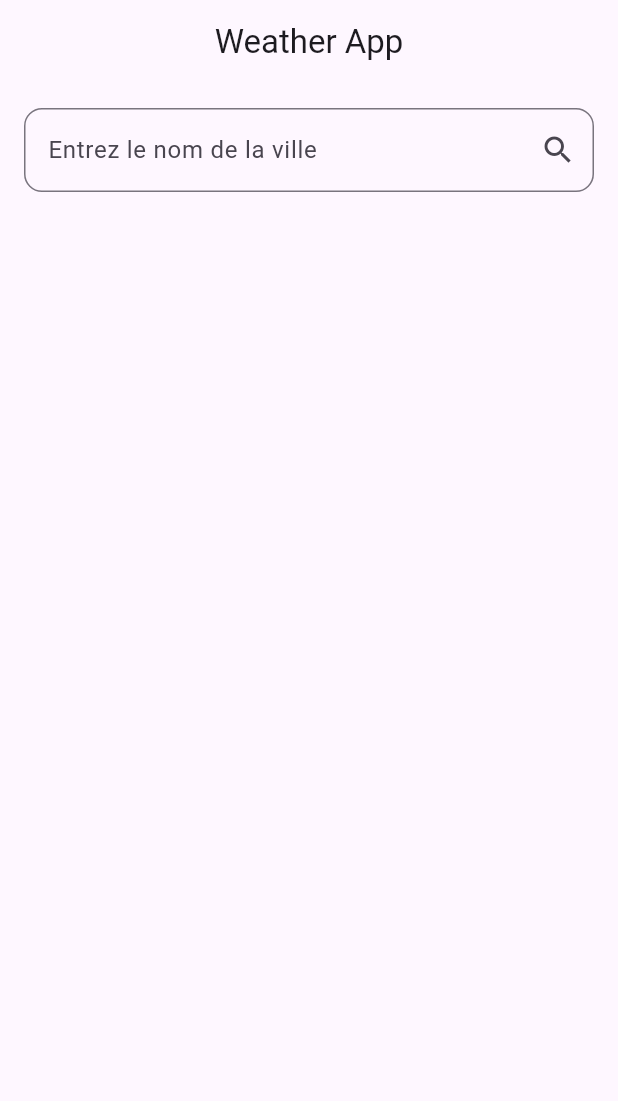
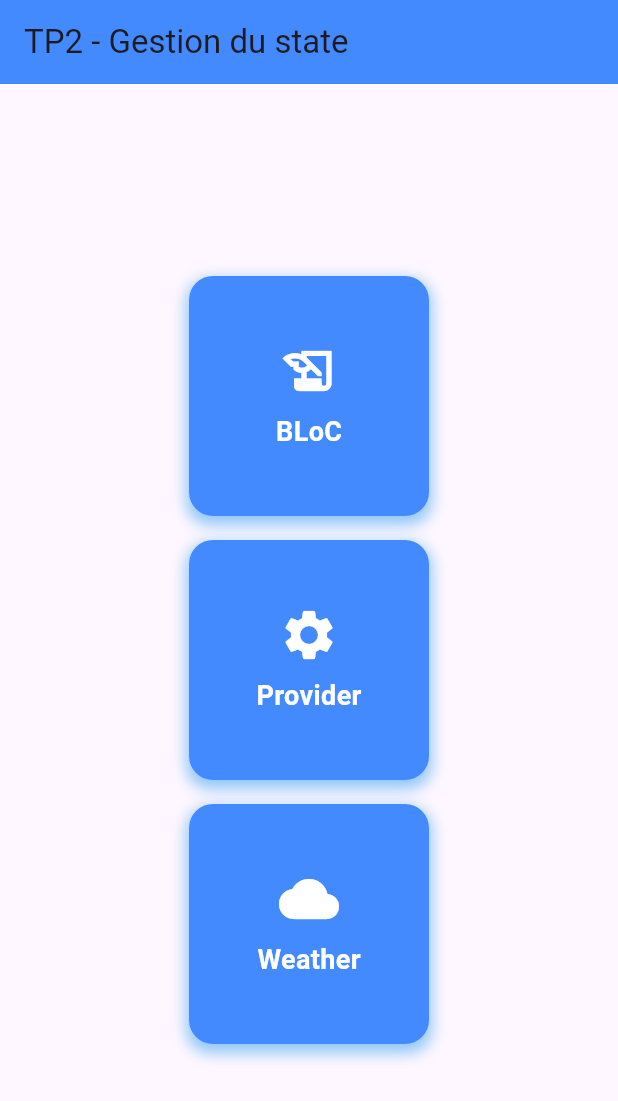
Before and after one commit to Bilalbsd/weather-app, a Flutter app: the screen it shows after launch, on a phone screen of 412 x 824 dp. Shown: the top 1101 px of the screen. Run offline on Flutter 3.47's test engine with Material 3 defaults, Android fonts, the phone set to English and light mode, and no system bars; our stand-ins replace flutter_bloc.

Commit message:
feat: add providers

```diff
--- a/lib/display/home_display.dart
+++ b/lib/display/home_display.dart
@@ -1,115 +1,142 @@
-// import 'package:flutter/material.dart';
+import 'package:flutter/material.dart';
 
-// class ProfileHomePage extends StatelessWidget {
-//   const ProfileHomePage({super.key});
+class HomePage extends StatefulWidget {
+  const HomePage({super.key});
 
-//   @override
-//   Widget build(BuildContext context) {
-//     return Scaffold(
-//       appBar: AppBar(
-//         title: const Text('Profile Home Page'),
-//         centerTitle: true,
-//         backgroundColor: Colors.blue,
-//       ),
-//       body: Container(
-//         alignment: Alignment.center,
-//         color: Colors.blue[50],
-//         child: Stack(
-//           alignment: Alignment.center,
-//           children: [
-//             _getCard(context),
-//             Positioned(
-//               top: 60,
-//               child: _getAvatar(),
-//             ),
-//           ],
-//         ),
-//       ),
-//     );
-//   }
+  @override
+  _HomePageState createState() => _HomePageState();
+}
 
-//   Container _getCard(BuildContext context) {
-//     return Container(
-//       margin: const EdgeInsets.only(top: 150),
-//       padding: const EdgeInsets.all(20),
-//       width: 350,
-//       decoration: BoxDecoration(
-//         color: Colors.blue[900],
-//         borderRadius: BorderRadius.circular(15),
-//         boxShadow: [
-//           BoxShadow(
-//             color: Colors.black.withOpacity(0.2),
-//             blurRadius: 8,
-//             offset: const Offset(0, 4),
-//           ),
-//         ],
-//       ),
-//       child: Column(
-//         mainAxisSize: MainAxisSize.min,
-//         children: [
-//           const SizedBox(height: 60),
-//           const Text(
-//             'Bilal',
-//             style: TextStyle(
-//               fontSize: 28,
-//               color: Colors.white,
-//               fontWeight: FontWeight.bold,
-//             ),
-//           ),
-//           const SizedBox(height: 10),
-//           const Text(
-//             'bilal@etu.umontpellier.fr',
-//             style: TextStyle(
-//               fontSize: 18,
-//               color: Colors.white70,
-//             ),
-//           ),
-//           const SizedBox(height: 10),
-//           const Text(
-//             'Réseau social : @BilalBsd',
-//             style: TextStyle(
-//               fontSize: 18,
-//               color: Colors.white70,
-//             ),
-//           ),
-//           const SizedBox(height: 20),
-//           SizedBox(
-//             width: double.infinity,
-//             child: ElevatedButton(
-//               onPressed: () => Navigator.pushNamed(context, '/weather'),
-//               style: ElevatedButton.styleFrom(
-//                 backgroundColor: Colors.blueAccent,
-//                 padding: const EdgeInsets.symmetric(vertical: 18),
-//                 shape: RoundedRectangleBorder(
-//                   borderRadius: BorderRadius.circular(12),
-//                 ),
-//               ),
-//               child: const Text(
-//                 'Visualiser la météo',
-//                 style: TextStyle(
-//                     fontSize: 20,
-//                     fontWeight: FontWeight.bold,
-//                     color: Colors.white),
-//               ),
-//             ),
-//           ),
-//         ],
-//       ),
-//     );
-//   }
+class _HomePageState extends State<HomePage> with TickerProviderStateMixin {
+  // Contrôleur d'animation pour la taille et la couleur
+  late final AnimationController _controller;
+  late final Animation<double> _scaleAnimation;
+  late final Animation<Color?> _colorAnimation;
 
-//   Container _getAvatar() {
-//     return Container(
-//       width: 150,
-//       height: 150,
-//       decoration: BoxDecoration(
-//         shape: BoxShape.circle,
-//         border: Border.all(color: Colors.blue[50]!, width: 5),
-//         image: const DecorationImage(
-//           image: AssetImage('assets/images/profile.jpg'),
-//           fit: BoxFit.cover,
-//         ),
-//       ),
-//     );
-//   }
-// }
+  @override
+  void initState() {
+    super.initState();
+    _controller = AnimationController(
+      duration: const Duration(milliseconds: 300),
+      vsync: this, // "this" fait référence à un TickerProvider ici
+    );
+
+    _scaleAnimation = Tween<double>(begin: 1.0, end: 1.1).animate(
+      CurvedAnimation(parent: _controller, curve: Curves.easeInOut),
+    );
+
+    _colorAnimation =
+        ColorTween(begin: Colors.blueAccent, end: Colors.blue.shade700).animate(
+      CurvedAnimation(parent: _controller, curve: Curves.easeInOut),
+    );
+  }
+
+  @override
+  void dispose() {
+    _controller.dispose();
+    super.dispose();
+  }
+
+  @override
+  Widget build(BuildContext context) {
+    return Scaffold(
+      appBar: AppBar(
+        title: const Text('TP2 - Gestion du state'),
+        backgroundColor: Colors.blueAccent,
+      ),
+      body: Center(
+        child: Column(
+          mainAxisAlignment: MainAxisAlignment.center,
+          crossAxisAlignment: CrossAxisAlignment.center,
+          children: [
+            // Exercice 1 - BLoC
+            _buildAnimatedCubeButton(
+              context,
+              label: 'BLoC',
+              icon: Icons.history_edu,
+              route: '/quiz/bloc',
+            ),
+            const SizedBox(height: 16.0),
+
+            // Exercice 2 - Provider
+            _buildAnimatedCubeButton(
+              context,
+              label: 'Provider',
+              icon: Icons.settings,
+              route: '/quiz/providers',
+            ),
+            const SizedBox(height: 16.0),
+
+            // Exercice 3 - Weather
+            _buildAnimatedCubeButton(
+              context,
+              label: 'Weather',
+              icon: Icons.cloud,
+              route: '/weather',
+            ),
+          ],
+        ),
+      ),
+    );
+  }
+
+  // Widget pour les boutons sous forme de cube avec animations
+  Widget _buildAnimatedCubeButton(BuildContext context,
+      {required String label, required IconData icon, required String route}) {
+    return GestureDetector(
+      onTap: () {
+        Navigator.pushNamed(context, route);
+      },
+      onTapDown: (_) {
+        _controller.forward(); // Démarre l'animation
+      },
+      onTapUp: (_) {
+        _controller.reverse(); // Retour à l'état normal
+      },
+      onTapCancel: () {
+        _controller
+            .reverse(); // Retour à l'état normal si l'utilisateur annule l'appui
+      },
+      child: AnimatedBuilder(
+        animation: _controller,
+        builder: (context, child) {
+          return Transform.scale(
+            scale: _scaleAnimation.value,
+            child: Container(
+              width: 160,
+              height: 160,
+              decoration: BoxDecoration(
+                color: _colorAnimation.value,
+                borderRadius: BorderRadius.circular(16),
+                boxShadow: [
+                  BoxShadow(
+                    color: Colors.blue.withOpacity(0.5),
+                    blurRadius: 8.0,
+                    spreadRadius: 2.0,
+                    offset: Offset(0, 4), // Shadow position
+                  ),
+                ],
+              ),
+              child: Center(
+                child: Column(
+                  mainAxisAlignment: MainAxisAlignment.center,
+                  children: [
+                    Icon(icon, color: Colors.white, size: 40),
+                    const SizedBox(height: 8),
+                    Text(
+                      label,
+                      style: const TextStyle(
+                          color: Colors.white,
+                          fontSize: 18,
+                          fontWeight: FontWeight.bold),
+                    ),
+                  ],
+                ),
+              ),
+            ),
+          );
+        },
+      ),
+    );
+  }
+}
--- a/lib/main.dart
+++ b/lib/main.dart
@@ -1,4 +1,7 @@
 import 'package:flutter/material.dart';
+import 'package:tp2_flutter_bilalb/display/home_display.dart';
+import 'package:tp2_flutter_bilalb/display/quiz_bloc_display.dart';
+import 'package:tp2_flutter_bilalb/display/quiz_providers_display.dart';
 import 'package:tp2_flutter_bilalb/widgets/weather_widget.dart';
 
 void main() => runApp(const MyApp());
@@ -16,7 +19,12 @@ class MyApp extends StatelessWidget {
       ),
       initialRoute: '/',
       routes: {
-        '/': (context) => const WeatherApp(),
+        '/': (context) => const HomePage(),
+        '/quiz/providers': (context) =>
+            const QuizProvidersPage(title: 'Page de Quiz (Providers)'),
+        '/quiz/bloc': (context) =>
+            const QuizBlocPage(title: 'Page de Quiz (BLoC)'),
+        '/weather': (context) => const WeatherApp(),
       },
     );
   }
--- /dev/null
+++ b/lib/models/question.dart
@@ -0,0 +1,6 @@
+class Question {
+  final String questionText;
+  final bool isCorrect;
+
+  Question({required this.questionText, required this.isCorrect});
+}
--- a/lib/widgets/weather_widget.dart
+++ b/lib/widgets/weather_widget.dart
@@ -9,6 +9,7 @@ class WeatherApp extends StatefulWidget {
   const WeatherApp({super.key});
 
   @override
+  // ignore: library_private_types_in_public_api
   _WeatherAppState createState() => _WeatherAppState();
 }
 
--- a/pubspec.yaml
+++ b/pubspec.yaml
@@ -33,6 +33,8 @@ dependencies:
   http: ^0.13.4
   intl: ^0.17.0
   font_awesome_flutter: ^9.1.0
+  provider: ^6.1.1
+  flutter_bloc: ^8.1.2
 
   # The following adds the Cupertino Icons font to your application.
   # Use with the CupertinoIcons class for iOS style icons.
```
Also changed, not shown: lib/display/quiz_providers_display.dart (added, +132 -0 lines), lib/providers/quiz_provider.dart (added, +90 -0 lines), pubspec.lock.
